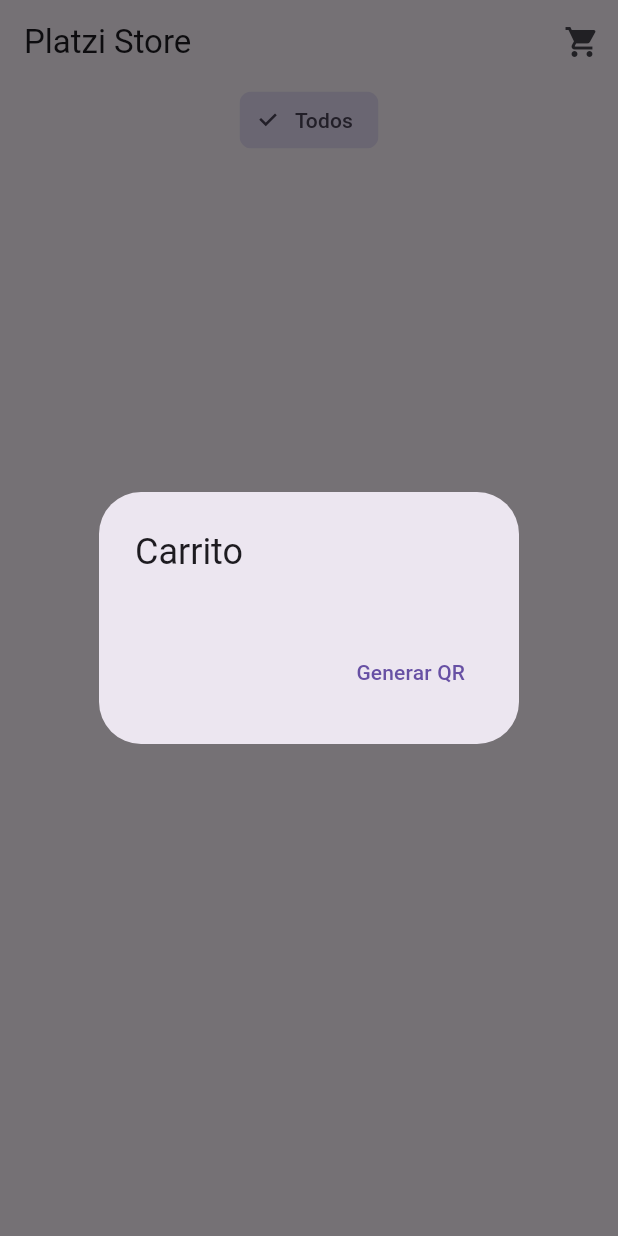
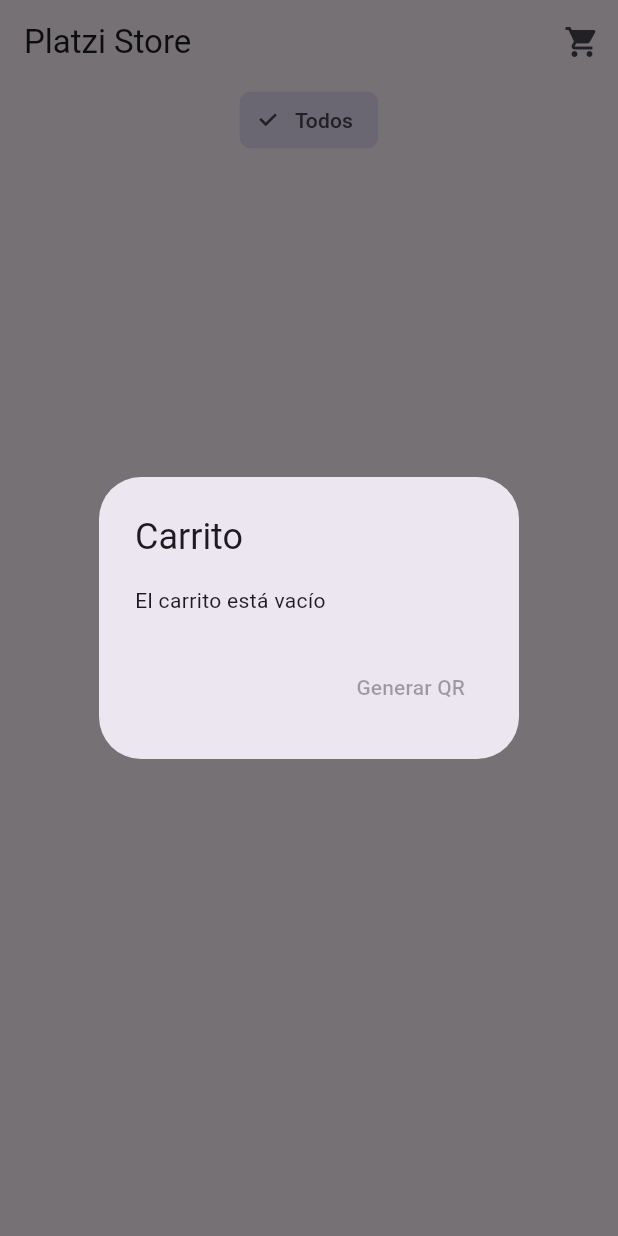
Before and after one commit to almagomen/qr_creator, a Flutter app: the screen it shows after launch, after a tap on the "shopping cart" icon, on a phone screen of 412 x 824 dp. Run offline on Flutter 3.47's test engine with Material 3 defaults, Android fonts, the light colour scheme and no system bars; our stand-ins replace dio, flutter_hooks, flutter_modular, qr_flutter; network calls fail.

Commit message:
Refactor: Improved shopping cart management in ShoppingCartButton. Allowing the generation of QR only if there are selected products.

```diff
--- a/lib/features/home/widgets/products_view.dart
+++ b/lib/features/home/widgets/products_view.dart
@@ -1,5 +1,4 @@
 import 'package:flutter/material.dart';
-import 'package:qr_flutter/qr_flutter.dart';
 import 'package:qr_creator/features/home/models/data_json.dart';
 
 class ProductsView extends StatelessWidget {
@@ -24,13 +23,7 @@ class ProductsView extends StatelessWidget {
 
   @override
   Widget build(BuildContext context) {
-    return Column(
-      children: [
-        _buildCategoryFilter(),
-        _buildProductsGrid(),
-        if (showQR) _buildQRCode(),
-      ],
-    );
+    return Column(children: [_buildCategoryFilter(), _buildProductsGrid()]);
   }
 
   Widget _buildCategoryFilter() {
@@ -132,15 +125,4 @@ class ProductsView extends StatelessWidget {
       ),
     );
   }
-
-  Widget _buildQRCode() {
-    return Padding(
-      padding: const EdgeInsets.all(16),
-      child: QrImageView(
-        data: getQRData(),
-        version: QrVersions.auto,
-        size: 200.0,
-      ),
-    );
-  }
 }
--- a/lib/features/home/widgets/shopping_cart_button.dart
+++ b/lib/features/home/widgets/shopping_cart_button.dart
@@ -18,42 +18,63 @@ class ShoppingCartButton extends StatelessWidget {
     return IconButton(
       icon: const Icon(Icons.shopping_cart),
       onPressed: () {
+        // Crear una copia local de los productos seleccionados
+        List<Product> localSelectedProducts = List.from(selectedProducts);
+
         showDialog(
           context: context,
           builder:
-              (context) => AlertDialog(
+              (context) => StatefulBuilder(
+                builder: (context, setState) {
+                  return AlertDialog(
                     title: const Text('Carrito'),
-                content: _buildCartItemsList(),
+                    content:
+                        localSelectedProducts.isEmpty
+                            ? Text('El carrito está vacío')
+                            : ListView.builder(
+                              shrinkWrap: true,
+                              itemCount: localSelectedProducts.length,
+                              itemBuilder: (context, index) {
+                                final product = localSelectedProducts[index];
+                                return ListTile(
+                                  title: Text(product.title),
+                                  subtitle: Text('\$${product.price}'),
+                                  trailing: IconButton(
+                                    icon: const Icon(
+                                      Icons.remove_shopping_cart,
+                                    ),
+                                    onPressed: () {
+                                      // Llamar a la función de eliminación
+                                      onRemoveItem(product);
+
+                                      // Actualizar la lista local
+                                      setState(() {
+                                        localSelectedProducts.removeWhere(
+                                          (p) => p.id == product.id,
+                                        );
+                                      });
+                                    },
+                                  ),
+                                );
+                              },
+                            ),
                     actions: [
                       TextButton(
-                    onPressed: () {
+                        onPressed:
+                            localSelectedProducts.isEmpty
+                                ? null
+                                : () {
+                                  Navigator.of(context).pop();
                                   onGenerateQR();
-                      Navigator.pop(context);
                                 },
                         child: const Text('Generar QR'),
                       ),
                     ],
+                  );
+                },
               ),
         );
       },
     );
   }
-
-  Widget _buildCartItemsList() {
-    return Column(
-      mainAxisSize: MainAxisSize.min,
-      children: [
-        ...selectedProducts.map(
-          (product) => ListTile(
-            title: Text(product.title),
-            subtitle: Text('\$${product.price}'),
-            trailing: IconButton(
-              icon: const Icon(Icons.remove_shopping_cart),
-              onPressed: () => onRemoveItem(product),
-            ),
-          ),
-        ),
-      ],
-    );
 }
-}
```
Also changed, not shown: lib/features/home/pages/home_page.dart (+14 -1 lines), lib/features/home/widgets/qr_code_view.dart (added, +96 -0 lines). Lines whose indentation alone changed are shown as unchanged.
